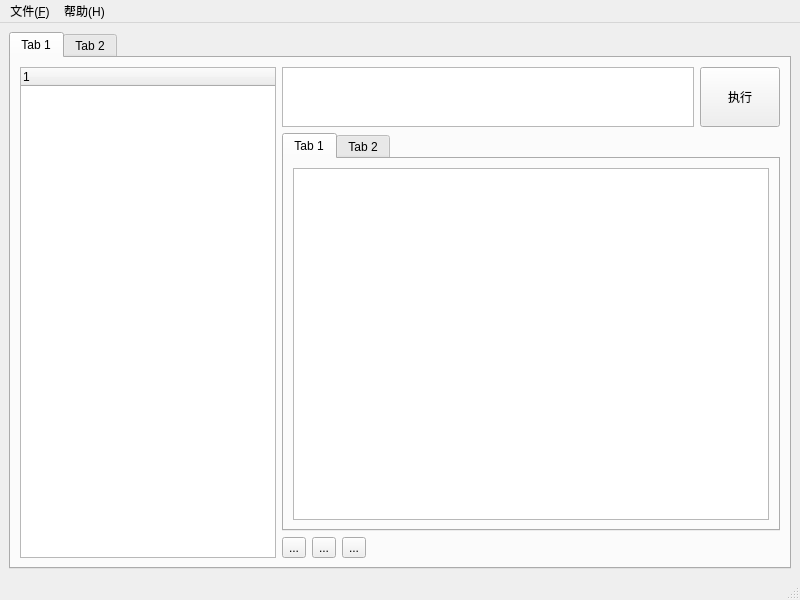
Old version of the form ui/main.ui in the repository crazykun/JiSql.
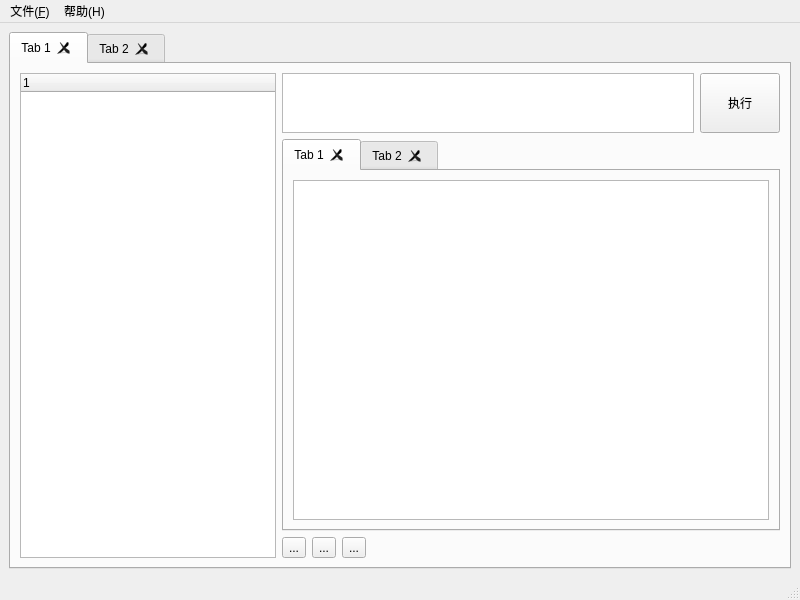
New version of the form.

```diff
--- a/ui/main.ui
+++ b/ui/main.ui
@@ -35,6 +35,15 @@
    <layout class="QVBoxLayout" name="verticalLayout_2">
     <item>
      <widget class="QTabWidget" name="tabWidget">
+      <property name="styleSheet">
+       <string notr="true">display:none;</string>
+      </property>
+      <property name="currentIndex">
+       <number>0</number>
+      </property>
+      <property name="tabsClosable">
+       <bool>true</bool>
+      </property>
       <widget class="QWidget" name="tab">
        <attribute name="title">
         <string>Tab 1</string>
@@ -106,6 +115,9 @@
             </item>
             <item>
              <widget class="QTabWidget" name="tabWidget_2">
+              <property name="tabsClosable">
+               <bool>true</bool>
+              </property>
               <widget class="QWidget" name="tab_3">
                <attribute name="title">
                 <string>Tab 1</string>
```
